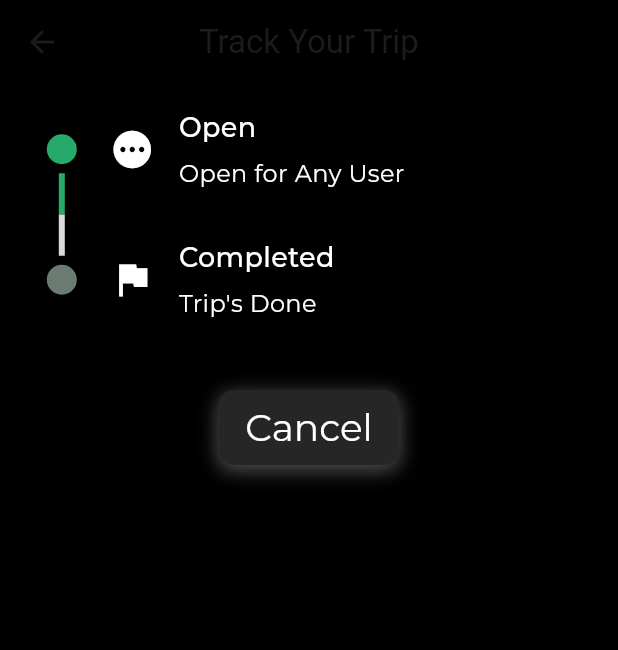
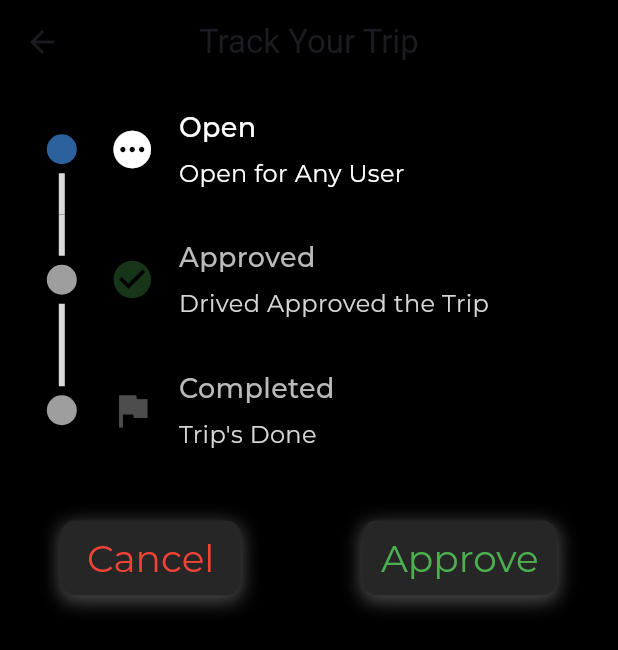
Before and after one commit to Ahmed-Sameh-MM/Car-Pool-App, a Flutter app: the TrackingScreen screen opened directly with empty values, on a phone screen of 412 x 824 dp. Shown: the top 650 px of the screen. Run offline on Flutter 3.47's test engine with Material 3 defaults, Android fonts, the phone set to English and light mode, and no system bars; drawn by our look-alikes of timeline_tile; our stand-ins replace dartz, email_validator, firebase_auth, firebase_core, firebase_database, flutter_riverpod and 4 more; accounts and stored records are empty; generated files the repository leaves out were written again; network calls fail.

Commit message:
Finished the tracking page with its logic, added the approved status, added the approve & complete buttons, added the bonus points and tripCount,

```diff
--- a/lib/Model Classes/trip.dart
+++ b/lib/Model Classes/trip.dart
@@ -5,6 +5,7 @@ part 'trip.g.dart';
 enum TripStatus {
   open,
   fullyReserved,
+  approved,
   completed,
   canceled,
 }
--- a/lib/Screens/chosen_route_screen.dart
+++ b/lib/Screens/chosen_route_screen.dart
@@ -96,11 +96,9 @@ class _ChosenRouteScreenState extends State<ChosenRouteScreen> {
                     children: [
                       CustomText(
                         text: formatDate(currentDate!.add(Duration(days: selectedDateSlot))),
-                        textColor: Colors.black,
                       ),
                       CustomText(
                         text: durationToTime(timeSlots[selectedTimeSlot!]),
-                        textColor: Colors.black,
                       ),
                     ],
                   ),
--- a/lib/Screens/history_screen.dart
+++ b/lib/Screens/history_screen.dart
@@ -67,7 +67,7 @@ class _HistoryScreenState extends State<HistoryScreen> {
                   future: historyFuture,
                   titleText: "Open Trips",
                   status: TripStatus.open,
-                  emptyText: "No Open Trips yet",
+                  emptyText: "No Open Trips Yet",
                   tapText: "Tap for details or cancellation!",
                   typeColor: Colors.grey,
                   typeText: "OPEN",
@@ -82,10 +82,10 @@ class _HistoryScreenState extends State<HistoryScreen> {
               HistoryListView(
                 helper: HistoryHelper(
                   future: historyFuture,
-                  titleText: "Fully Reserved Trips",
-                  status: TripStatus.fullyReserved,
-                  emptyText: "No Previous Fully Reserved Trips",
-                  typeText: "FULLY RESERVED",
+                  titleText: "Approved Trips",
+                  status: TripStatus.approved,
+                  emptyText: "No Approved Trips Yet",
+                  typeText: "APPROVED",
                   refreshFuture: refreshHistory,
                 ),
               ),
--- a/lib/Screens/tracking_screen.dart
+++ b/lib/Screens/tracking_screen.dart
@@ -1,4 +1,3 @@
-import 'package:driver_car_pool_app/Widgets/sized_box.dart';
 import 'package:flutter/material.dart';
 
 import 'package:driver_car_pool_app/Model%20Classes/trip.dart';
@@ -7,6 +6,7 @@ import 'package:driver_car_pool_app/Services/realtime_db.dart';
 import 'package:driver_car_pool_app/Widgets/custom_button.dart';
 import 'package:driver_car_pool_app/Widgets/custom_text.dart';
 import 'package:driver_car_pool_app/Offline%20Storage/storage.dart';
+import 'package:driver_car_pool_app/Widgets/sized_box.dart';
 
 class TrackingScreen extends StatelessWidget {
   const TrackingScreen({
@@ -17,6 +17,78 @@ class TrackingScreen extends StatelessWidget {
   final Trip trip;
 
   static const routeName = '/tracking';
+
+  Widget buttons(BuildContext context) {
+    if(trip.tripStatus == TripStatus.open || trip.tripStatus == TripStatus.fullyReserved) {
+      return Row(
+        mainAxisAlignment: MainAxisAlignment.spaceAround,
+        children: [
+          CustomButton(
+            width: 120,
+            hPadding: 10,
+            vPadding: 10,
+            onTap: () async {
+              final driver = await DriverStorage.readDriver();
+
+              await Realtime(uid: driver.uid).cancelTrip(tripId: trip.id);
+
+              if(context.mounted) {
+                Navigator.pop(context);
+              }
+            },
+            child: const CustomText(
+              text: 'Cancel',
+              size: 25,
+              textColor: Colors.red,
+            ),
+          ),
+
+          CustomButton(
+            width: 130,
+            hPadding: 10,
+            vPadding: 10,
+            onTap: () async {
+              final driver = await DriverStorage.readDriver();
+
+              await Realtime(uid: driver.uid).approveTrip(tripId: trip.id);
+
+              if(context.mounted) {
+                Navigator.pop(context);
+              }
+            },
+            child: const CustomText(
+              text: 'Approve',
+              size: 25,
+              textColor: Colors.green,
+            ),
+          ),
+        ],
+      );
+    }
+
+    else if(trip.tripStatus == TripStatus.approved) {
+      return CustomButton(
+        width: 150,
+        hPadding: 10,
+        vPadding: 10,
+        onTap: () async {
+          final driver = await DriverStorage.readDriver();
+
+          await Realtime(uid: driver.uid).completeTrip(tripId: trip.id);
+
+          if(context.mounted) {
+            Navigator.pop(context);
+          }
+        },
+        child: const CustomText(
+          text: 'Complete',
+          size: 25,
+        ),
+      );
+    }
+
+    return const SizedBox.shrink();
+  }
 
   @override
   Widget build(BuildContext context) {
@@ -36,19 +108,7 @@ class TrackingScreen extends StatelessWidget {
             height: 30,
           ),
 
-          trip.tripStatus == TripStatus.open || trip.tripStatus == TripStatus.fullyReserved ? CustomButton(
-            width: 120,
-            hPadding: 10,
-            vPadding: 10,
-            onTap: () async {
-              final driver = await DriverStorage.readDriver();
-              await Realtime(uid: driver.uid).cancelTrip(tripId: trip.id);
-            },
-            child: const CustomText(
-              text: 'Cancel',
-              size: 25,
-            ),
-          ) : const SizedBox.shrink(),
+          buttons(context),
         ],
       ),
     );
--- a/lib/Widgets/tracking_column.dart
+++ b/lib/Widgets/tracking_column.dart
@@ -17,43 +17,56 @@ class TrackingColumn extends StatelessWidget {
   Widget build(BuildContext context) {
     return Column(
       children: [
-        const OpenItem(),
+        OpenItem(
+          status: status,
+        ),
 
-        status == TripStatus.open || status == TripStatus.fullyReserved || status == TripStatus.completed ? Column(
+        status == TripStatus.canceled ? const CanceledItem() : Column(
           children: [
+            ApprovedItem(
+              status: status,
+            ),
+
             CompletedItem(
               status: status,
             ),
           ],
-        ) : const SizedBox.shrink(),
-
-        status == TripStatus.canceled ? const CanceledItem() : const SizedBox.shrink(),
+        ),
       ],
     );
   }
 }
 
 class OpenItem extends StatelessWidget {
-  const OpenItem({super.key});
+  const OpenItem({
+    super.key,
+    required this.status,
+  });
+
+  final TripStatus status;
 
   @override
   Widget build(BuildContext context) {
+
+    final isOpen = status == TripStatus.open;
+
     return TimelineTile(
       alignment: TimelineAlign.manual,
       lineXY: 0.1,
       isFirst: true,
-      indicatorStyle: const IndicatorStyle(
+      indicatorStyle: IndicatorStyle(
         width: 20,
-        color: Color(0xFF27AA69),
-        padding: EdgeInsets.all(6),
+        color: isOpen ? const Color(0xFF2B619C) :const Color(0xFF27AA69),
+        padding: const EdgeInsets.all(6),
       ),
-      endChild: const TrackingItem(
+      endChild: TrackingItem(
         icon: Icons.pending,
         title: 'Open',
         message: "Open for Any User",
+        enabled: isOpen,
       ),
-      beforeLineStyle: const LineStyle(
-        color: Color(0xFF27AA69),
+      afterLineStyle: LineStyle(
+        color: isOpen ? const Color(0xFFDADADA) : const Color(0xFF27AA69),
       ),
     );
   }
@@ -78,14 +91,14 @@ class CompletedItem extends StatelessWidget {
       isLast: true,
       indicatorStyle: IndicatorStyle(
         width: 20,
-        color: isCompleted ?const Color(0xFF27AA69) : const Color(0xFF2718278),
+        color: isCompleted ?const Color(0xFF27AA69) : Colors.grey,
         padding: const EdgeInsets.all(6),
       ),
       endChild: TrackingItem(
         icon: Icons.flag,
         title: 'Completed',
         message: "Trip's Done",
-        disabled: isCompleted,
+        enabled: isCompleted,
       ),
       beforeLineStyle: LineStyle(
         color: isCompleted ? const Color(0xFF27AA69) : const Color(0xFFDADADA),
@@ -94,28 +107,70 @@ class CompletedItem extends StatelessWidget {
   }
 }
 
-class RejectedItem extends StatelessWidget {
-  const RejectedItem({super.key});
+class ApprovedItem extends StatelessWidget {
+  const ApprovedItem({
+    super.key,
+    required this.status,
+  });
+
+  final TripStatus status;
+
+  Color getIndicatorColor(bool isApproved, bool isCompleted) {
+    if(isApproved) {
+      return const Color(0xFF2B619C);
+    }
+    else {
+      if(isCompleted) {
+        return const Color(0xFF27AA69);
+      }
+    }
+
+    return Colors.grey;
+  }
+
+  Color getBeforeLineColor(bool isApproved, bool isCompleted) {
+    if(isApproved || isCompleted) {
+      return const Color(0xFF27AA69);
+    }
+
+    return const Color(0xFFDADADA);
+  }
+
+  Color getAfterLineColor(bool isCompleted) {
+    if(isCompleted) {
+      return const Color(0xFF27AA69);
+    }
+
+    return const Color(0xFFDADADA);
+  }
 
   @override
   Widget build(BuildContext context) {
+
+    final isApproved = status == TripStatus.approved;
+
+    final isCompleted = status == TripStatus.completed;
+
     return TimelineTile(
       alignment: TimelineAlign.manual,
       lineXY: 0.1,
-      isLast: true,
-      indicatorStyle: const IndicatorStyle(
+      indicatorStyle: IndicatorStyle(
         width: 20,
-        color: Color(0xFF27AA69),
-        padding: EdgeInsets.all(6),
+        color: getIndicatorColor(isApproved, isCompleted),
+        padding: const EdgeInsets.all(6),
       ),
-      endChild: const TrackingItem(
-        icon: Icons.cancel,
-        iconColor: Colors.red,
-        title: 'Rejected',
-        message: "Drived Rejected",
+      endChild: TrackingItem(
+        icon: Icons.check_circle,
+        iconColor: Colors.green,
+        title: 'Approved',
+        message: "Drived Approved the Trip",
+        enabled: isApproved,
       ),
-      beforeLineStyle: const LineStyle(
-        color: Color(0xFF27AA69),
+      beforeLineStyle: LineStyle(
+        color: getBeforeLineColor(isApproved, isCompleted),
+      ),
+      afterLineStyle: LineStyle(
+        color: getAfterLineColor(isCompleted),
       ),
     );
   }
@@ -139,7 +194,8 @@ class CanceledItem extends StatelessWidget {
         icon: Icons.cancel,
         iconColor: Colors.grey,
         title: 'Canceled',
-        message: "You've canceled Your Trip",
+        message: "You've canceled The Trip",
+        enabled: true,
       ),
       beforeLineStyle: const LineStyle(
         color: Color(0xFF27AA69),
--- a/lib/Widgets/tracking_item.dart
+++ b/lib/Widgets/tracking_item.dart
@@ -11,14 +11,14 @@ class TrackingItem extends StatelessWidget {
     this.iconColor = Colors.white,
     required this.title,
     required this.message,
-    this.disabled = false,
+    this.enabled = false,
   });
 
   final IconData icon;
   final Color iconColor;
   final String title;
   final String message;
-  final bool disabled;
+  final bool enabled;
 
   @override
   Widget build(BuildContext context) {
@@ -27,7 +27,7 @@ class TrackingItem extends StatelessWidget {
       child: Row(
         children: [
           Opacity(
-            opacity: disabled ? 0.5 : 1,
+            opacity: enabled ? 1 : 0.3,
             child: Icon(
               icon,
               color: iconColor,
@@ -47,7 +47,7 @@ class TrackingItem extends StatelessWidget {
                 text: title,
                 size: 18,
                 fontWeight: FontWeight.w500,
-                textColor: disabled ? const Color(0xFFBABABA) : Colors.white,
+                textColor: enabled ? Colors.white : const Color(0xFFBABABA),
               ),
 
               const HSizedBox(
@@ -57,7 +57,7 @@ class TrackingItem extends StatelessWidget {
               CustomText(
                 text: message,
                 size: 16,
-                textColor: disabled ? const Color(0xFFD5D5D5) : Colors.white,
+                textColor: enabled ? Colors.white : const Color(0xFFD5D5D5),
               ),
             ],
           ),
```
Also changed, not shown: lib/Services/realtime_db.dart (+92 -37 lines), lib/Widgets/history_list_view.dart (+23 -3 lines), lib/Model Classes/trip.g.dart.
